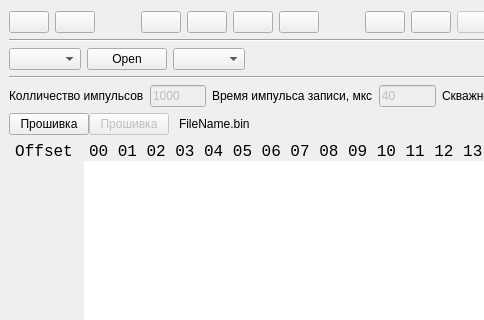
The window that diduino_prog/mainwindow.ui (Radionews/diduino) describes before a commit, drawn with Qt 5; both pictures show x 0 to 484 and y 0 to 320 of the 993 by 701 pixel window.
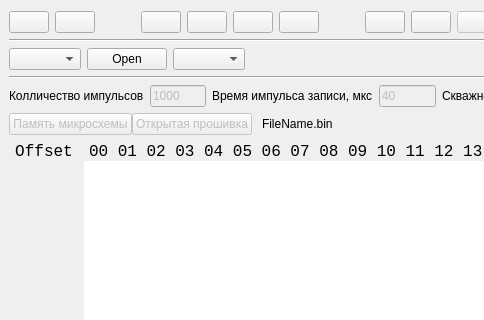
The same window after the commit. Icons and pictures are not drawn.

What changed in the file:
```diff
--- a/diduino_prog/mainwindow.ui
+++ b/diduino_prog/mainwindow.ui
@@ -507,8 +507,11 @@
             </property>
             <item>
              <widget class="QPushButton" name="tab_1_but">
+              <property name="enabled">
+               <bool>false</bool>
+              </property>
               <property name="text">
-               <string>Прошивка</string>
+               <string>Память микросхемы</string>
               </property>
              </widget>
             </item>
@@ -518,7 +521,10 @@
                <bool>false</bool>
               </property>
               <property name="text">
-               <string>Прошивка</string>
+               <string>Открытая прошивка</string>
+              </property>
+              <property name="flat">
+               <bool>false</bool>
               </property>
              </widget>
             </item>
@@ -540,6 +546,9 @@
             </item>
             <item>
              <widget class="QLabel" name="label">
+              <property name="enabled">
+               <bool>true</bool>
+              </property>
               <property name="text">
                <string>FileName.bin</string>
               </property>
```
